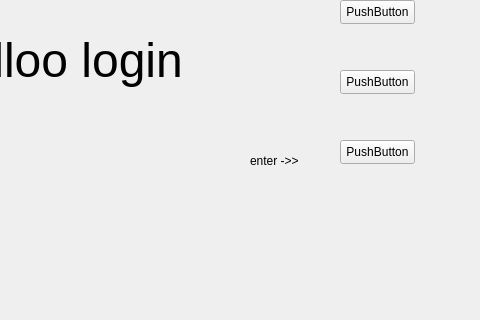
First picture: the form in frontend/mainwindow.ui, repository 22kmo-project/group_3, before the edit; both pictures show x 320 to 800 and y 160 to 480 of the 800 by 600 pixel window.
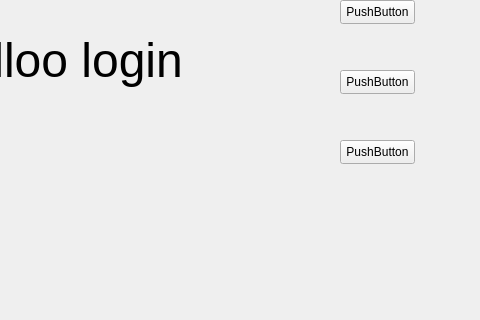
Second picture: the form after the edit. The open tabs and pages were chosen to show the change. Icons and pictures are not drawn.

Commit message: Ui paths fixed and added images

```diff
--- a/frontend/mainwindow.ui
+++ b/frontend/mainwindow.ui
@@ -105,19 +105,6 @@
        <string/>
       </property>
      </widget>
-     <widget class="QLabel" name="label_6">
-      <property name="geometry">
-       <rect>
-        <x>450</x>
-        <y>300</y>
-        <width>81</width>
-        <height>41</height>
-       </rect>
-      </property>
-      <property name="text">
-       <string>enter -&gt;&gt;</string>
-      </property>
-     </widget>
      <widget class="QLabel" name="label_7">
       <property name="geometry">
        <rect>
```
Left out of the diff: 6 changed lines with no effect on the pictures. The commit also changes 6 other files.
